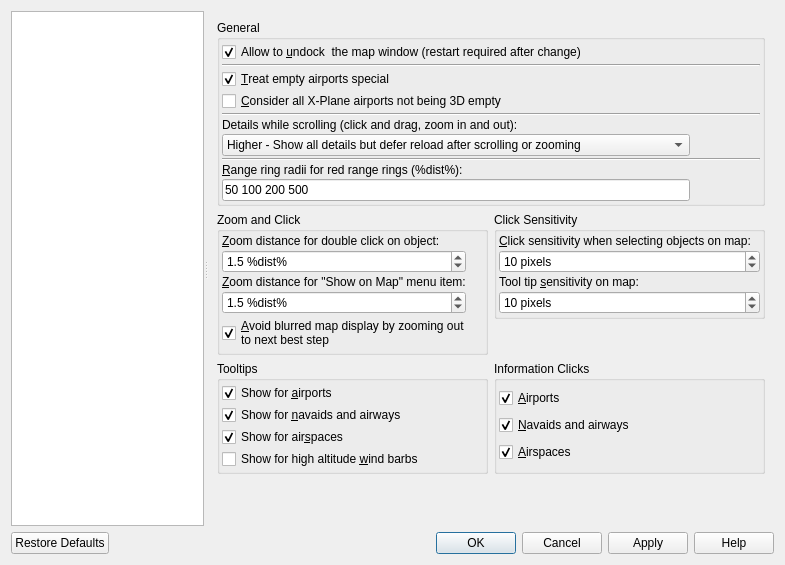
This is src/options/options.ui in albar965/littlenavmap as Qt 5 draws it before an edit. The edited form follows.
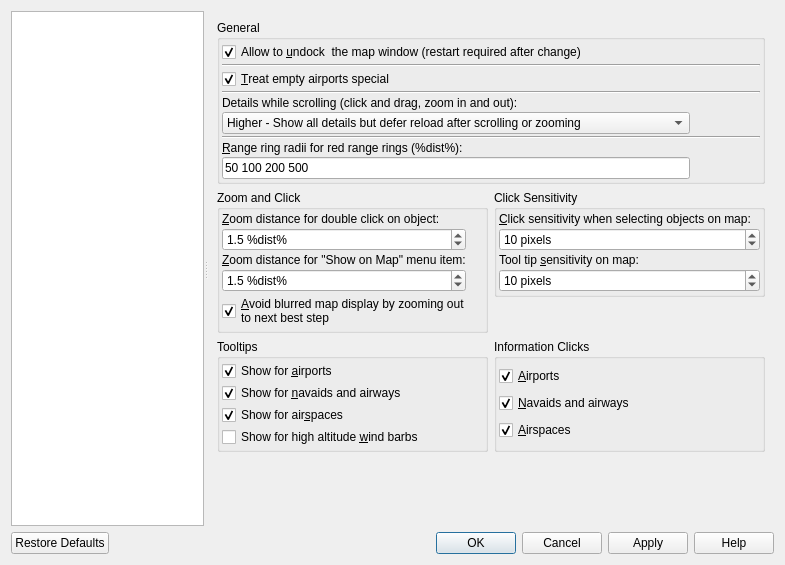
This is the edited form. The open tabs and pages were chosen to show the change.

Commit message: Removed 3D airport logic which was screwed up by the X-Plane 11.33 update. albar965/littlenavmap#410

```diff
--- a/src/options/options.ui
+++ b/src/options/options.ui
@@ -1038,6 +1038,59 @@
             </widget>
            </item>
            <item row="8" column="0">
+            <widget class="QLineEdit" name="lineEditOptionsMapRangeRings">
+             <property name="toolTip">
+              <string>Space separated list of range ring radii.
+A range ring will be added for each radius value.</string>
+             </property>
+             <property name="text">
+              <string>50 100 200 500</string>
+             </property>
+            </widget>
+           </item>
+           <item row="4" column="0">
+            <widget class="QLabel" name="labelOptionsMapScrollDetails">
+             <property name="text">
+              <string>Details while scrolling (click and drag, zoom in and out):</string>
+             </property>
+            </widget>
+           </item>
+           <item row="5" column="1">
+            <spacer name="horizontalSpacer_9">
+             <property name="orientation">
+              <enum>Qt::Horizontal</enum>
+             </property>
+             <property name="sizeHint" stdset="0">
+              <size>
+               <width>40</width>
+               <height>20</height>
+              </size>
+             </property>
+            </spacer>
+           </item>
+           <item row="2" column="0">
+            <widget class="QCheckBox" name="checkBoxOptionsMapEmptyAirports">
+             <property name="toolTip">
+              <string>Empty airports are not add-ons, have no taxiways, no parking and no aprons.
+These are displayed underneath all other airports, use a gray symbol and
+provide a toolbar button for disabling them if this checkbox is enabled.</string>
+             </property>
+             <property name="text">
+              <string>&amp;Treat empty airports special</string>
+             </property>
+             <property name="checked">
+              <bool>true</bool>
+             </property>
+            </widget>
+           </item>
+           <item row="3" column="0" colspan="2">
+            <widget class="Line" name="line_6">
+             <property name="orientation">
+              <enum>Qt::Horizontal</enum>
+             </property>
+            </widget>
+           </item>
+           <item row="7" column="0">
             <widget class="QLabel" name="labelOptionsMapRangeRings">
              <property name="toolTip">
               <string/>
@@ -1066,41 +1119,7 @@
              </property>
             </widget>
            </item>
-           <item row="4" column="0" colspan="2">
-            <widget class="Line" name="line_6">
-             <property name="orientation">
-              <enum>Qt::Horizontal</enum>
-             </property>
-            </widget>
-           </item>
-           <item row="3" column="0">
-            <widget class="QCheckBox" name="checkBoxOptionsMapEmptyAirports3D">
-             <property name="toolTip">
-              <string>All X-Plane airports which are not 3D and not add-on
-will be displayed underneath all other airports, use a gray symbol and
-provide a toolbar button for disabling them if this checkbox is enabled
-together with &quot;Treat empty airports special&quot;.</string>
-             </property>
-             <property name="text">
-              <string>&amp;Consider all X-Plane airports not being 3D empty</string>
-             </property>
-             <property name="checked">
-              <bool>false</bool>
-             </property>
-            </widget>
-           </item>
-           <item row="9" column="0">
-            <widget class="QLineEdit" name="lineEditOptionsMapRangeRings">
-             <property name="toolTip">
-              <string>Space separated list of range ring radii.
-A range ring will be added for each radius value.</string>
-             </property>
-             <property name="text">
-              <string>50 100 200 500</string>
-             </property>
-            </widget>
-           </item>
-           <item row="6" column="0">
+           <item row="5" column="0">
             <widget class="QComboBox" name="comboBoxMapScrollDetails">
              <property name="currentIndex">
               <number>1</number>
@@ -1127,61 +1146,26 @@
              </item>
             </widget>
            </item>
-           <item row="2" column="0">
-            <widget class="QCheckBox" name="checkBoxOptionsMapEmptyAirports">
-             <property name="toolTip">
-              <string>Empty airports are not add-ons, have no taxiways, no parking and no aprons.
-These are displayed underneath all other airports, use a gray symbol and
-provide a toolbar button for disabling them if this checkbox is enabled.</string>
-             </property>
-             <property name="text">
-              <string>&amp;Treat empty airports special</string>
-             </property>
-             <property name="checked">
-              <bool>true</bool>
-             </property>
-            </widget>
-           </item>
-           <item row="5" column="0">
-            <widget class="QLabel" name="labelOptionsMapScrollDetails">
-             <property name="text">
-              <string>Details while scrolling (click and drag, zoom in and out):</string>
-             </property>
-            </widget>
-           </item>
-           <item row="6" column="1">
-            <spacer name="horizontalSpacer_9">
-             <property name="orientation">
-              <enum>Qt::Horizontal</enum>
-             </property>
-             <property name="sizeHint" stdset="0">
-              <size>
-               <width>40</width>
-               <height>20</height>
-              </size>
-             </property>
-            </spacer>
-           </item>
-           <item row="9" column="1">
-            <spacer name="horizontalSpacer_10">
-             <property name="orientation">
-              <enum>Qt::Horizontal</enum>
-             </property>
-             <property name="sizeHint" stdset="0">
-              <size>
-               <width>40</width>
-               <height>20</height>
-              </size>
-             </property>
-            </spacer>
-           </item>
-           <item row="7" column="0" colspan="2">
+           <item row="6" column="0" colspan="2">
             <widget class="Line" name="line_13">
              <property name="orientation">
               <enum>Qt::Horizontal</enum>
              </property>
             </widget>
            </item>
+           <item row="8" column="1">
+            <spacer name="horizontalSpacer_10">
+             <property name="orientation">
+              <enum>Qt::Horizontal</enum>
+             </property>
+             <property name="sizeHint" stdset="0">
+              <size>
+               <width>40</width>
+               <height>20</height>
+              </size>
+             </property>
+            </spacer>
+           </item>
           </layout>
          </widget>
         </item>
```
Left out of the diff: 1 changed line with no effect on the pictures. The commit also changes 11 other files.
